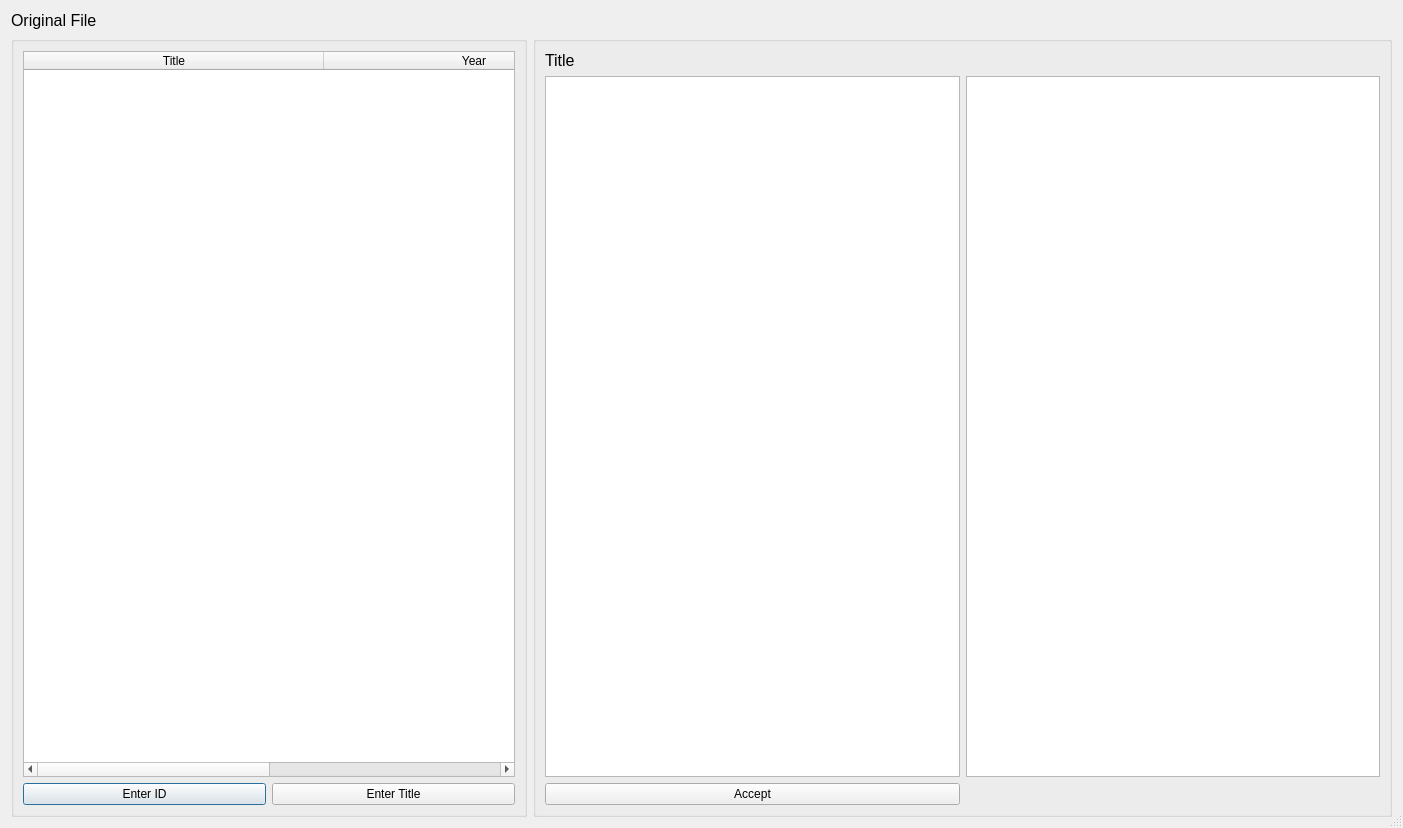
Before: the Qt Designer form gui/MovieSelection.ui in saschiwy/MovieSort, drawn with Qt 5.
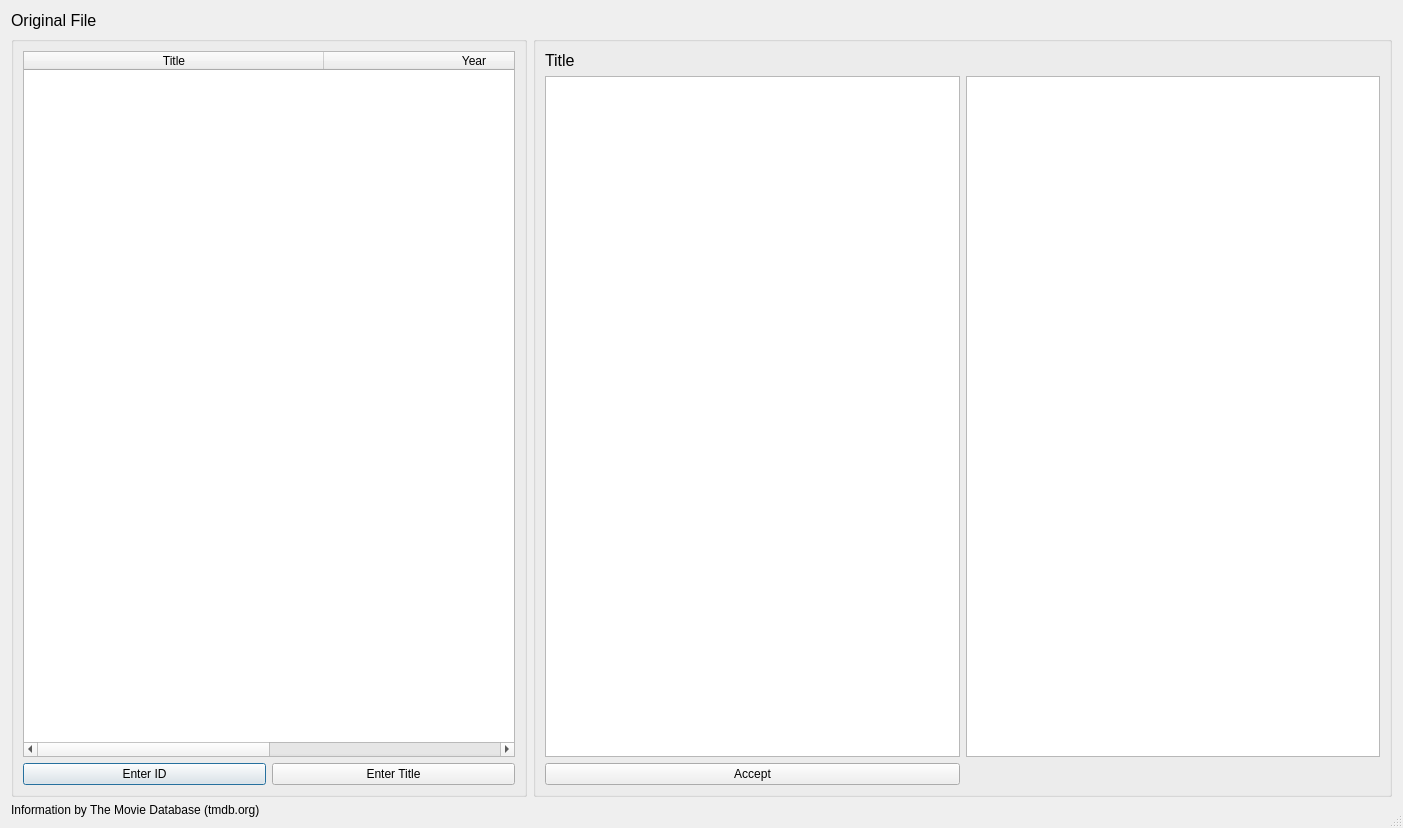
After: the same form once the commit is applied.

The edit to the form file:
```diff
--- a/gui/MovieSelection.ui
+++ b/gui/MovieSelection.ui
@@ -129,6 +129,13 @@
      </item>
     </layout>
    </item>
+   <item>
+    <widget class="QLabel" name="label">
+     <property name="text">
+      <string>Information by The Movie Database (tmdb.org)</string>
+     </property>
+    </widget>
+   </item>
   </layout>
  </widget>
  <resources/>
```
